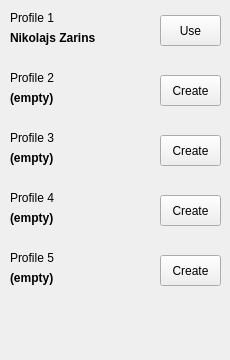
Qt form RadotechSim/pageprofileselect.ui (nikolajszarins/3004-project) before a commit.
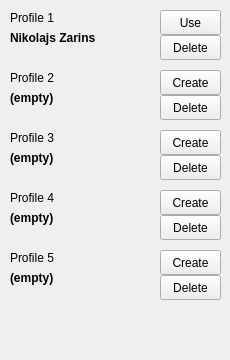
The same form after that commit.

What changed in the file:
```diff
--- a/RadotechSim/pageprofileselect.ui
+++ b/RadotechSim/pageprofileselect.ui
@@ -75,15 +75,28 @@
        <property name="geometry">
         <rect>
          <x>160</x>
-         <y>15</y>
+         <y>10</y>
          <width>61</width>
-         <height>31</height>
+         <height>25</height>
         </rect>
        </property>
        <property name="text">
         <string>Use</string>
        </property>
       </widget>
+      <widget class="QPushButton" name="buttonDelete0">
+       <property name="geometry">
+        <rect>
+         <x>160</x>
+         <y>35</y>
+         <width>61</width>
+         <height>25</height>
+        </rect>
+       </property>
+       <property name="text">
+        <string>Delete</string>
+       </property>
+      </widget>
      </widget>
     </item>
     <item>
@@ -135,15 +148,28 @@
        <property name="geometry">
         <rect>
          <x>160</x>
-         <y>15</y>
+         <y>10</y>
          <width>61</width>
-         <height>31</height>
+         <height>25</height>
         </rect>
        </property>
        <property name="text">
         <string>Create</string>
        </property>
       </widget>
+      <widget class="QPushButton" name="buttonDelete1">
+       <property name="geometry">
+        <rect>
+         <x>160</x>
+         <y>35</y>
+         <width>61</width>
+         <height>25</height>
+        </rect>
+       </property>
+       <property name="text">
+        <string>Delete</string>
+       </property>
+      </widget>
      </widget>
     </item>
     <item>
@@ -195,15 +221,28 @@
        <property name="geometry">
         <rect>
          <x>160</x>
-         <y>15</y>
+         <y>10</y>
          <width>61</width>
-         <height>31</height>
+         <height>25</height>
         </rect>
        </property>
        <property name="text">
         <string>Create</string>
        </property>
       </widget>
+      <widget class="QPushButton" name="buttonDelete2">
+       <property name="geometry">
+        <rect>
+         <x>160</x>
+         <y>35</y>
+         <width>61</width>
+         <height>25</height>
+        </rect>
+       </property>
+       <property name="text">
+        <string>Delete</string>
+       </property>
+      </widget>
      </widget>
     </item>
     <item>
@@ -255,15 +294,28 @@
        <property name="geometry">
         <rect>
          <x>160</x>
-         <y>15</y>
+         <y>10</y>
          <width>61</width>
-         <height>31</height>
+         <height>25</height>
         </rect>
        </property>
        <property name="text">
         <string>Create</string>
        </property>
       </widget>
+      <widget class="QPushButton" name="buttonDelete3">
+       <property name="geometry">
+        <rect>
+         <x>160</x>
+         <y>35</y>
+         <width>61</width>
+         <height>25</height>
+        </rect>
+       </property>
+       <property name="text">
+        <string>Delete</string>
+       </property>
+      </widget>
      </widget>
     </item>
     <item>
@@ -315,15 +367,28 @@
        <property name="geometry">
         <rect>
          <x>160</x>
-         <y>15</y>
+         <y>10</y>
          <width>61</width>
-         <height>31</height>
+         <height>25</height>
         </rect>
        </property>
        <property name="text">
         <string>Create</string>
        </property>
       </widget>
+      <widget class="QPushButton" name="buttonDelete4">
+       <property name="geometry">
+        <rect>
+         <x>160</x>
+         <y>35</y>
+         <width>61</width>
+         <height>25</height>
+        </rect>
+       </property>
+       <property name="text">
+        <string>Delete</string>
+       </property>
+      </widget>
      </widget>
     </item>
     <item>
```
